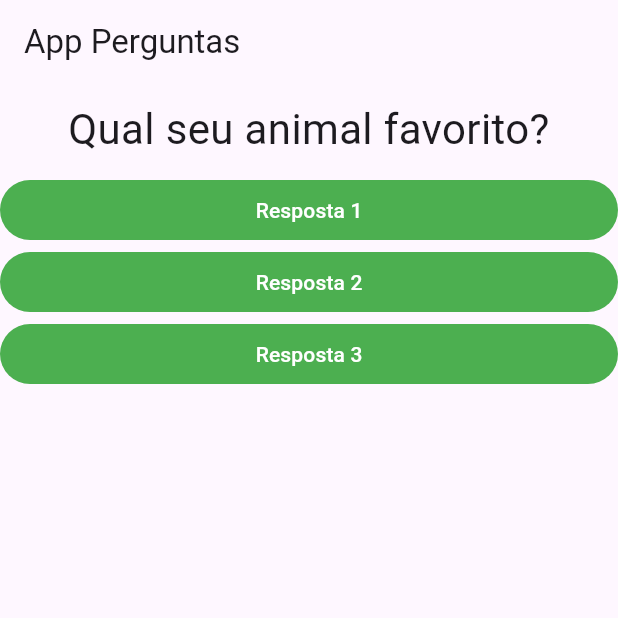
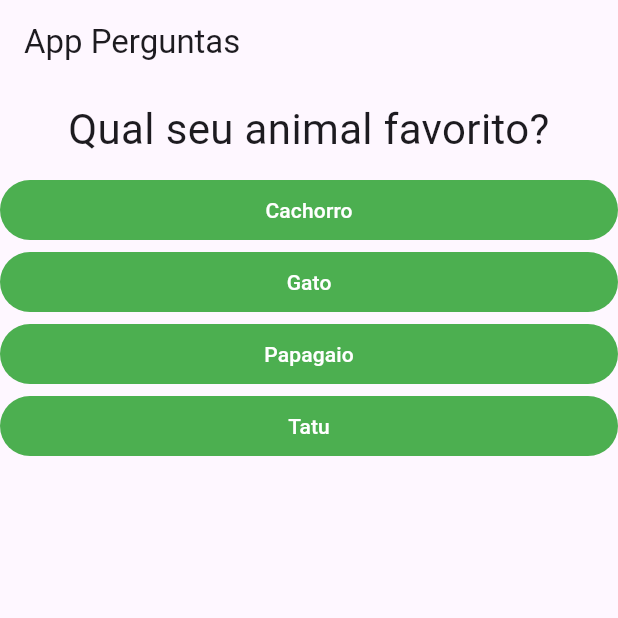
Before and after one commit to RhuanLino/projeto_perguntas, a Flutter app: the screen it shows after launch, on a phone screen of 412 x 824 dp, the top half of it. Run offline on Flutter 3.47's test engine with Material 3 defaults, Android fonts, the phone set to English and light mode, and no system bars.

```diff
--- a/lib/main.dart
+++ b/lib/main.dart
@@ -5,21 +5,6 @@ import './resposta.dart';
 main () => runApp(PerguntaApp());
 
 class _PerguntaAppState extends State<PerguntaApp> {
-
-  final perguntas = [
-    {
-      'texto': 'Qual seu animal favorito?',
-      'resposta': ['Cachorro', 'Gato', 'Papagaio', 'Tatu']
-    },
-    {
-      'texto': 'Qual sua cor favorita?',
-      'resposta': ['Vermelho', 'Azul', 'Branco', 'Preto']
-    },
-    {
-      'texto': 'Qual sua comida favorita?',
-      'resposta': ['Macarrão', 'Hambúrguer', 'Pizza', 'Sushi']
-    }
-  ];
 
   var _perguntaSelecionada = 0;
 
@@ -33,6 +18,27 @@ class _PerguntaAppState extends State<PerguntaApp> {
   @override
   Widget build (BuildContext context) {
 
+    final perguntas = [
+      {
+        'texto': 'Qual seu animal favorito?',
+        'resposta': ['Cachorro', 'Gato', 'Papagaio', 'Tatu']
+      },
+      {
+        'texto': 'Qual sua cor favorita?',
+        'resposta': ['Vermelho', 'Azul', 'Branco', 'Preto']
+      },
+      {
+        'texto': 'Qual sua comida favorita?',
+        'resposta': ['Macarrão', 'Hambúrguer', 'Pizza', 'Sushi']
+      },
+    ];
+
+    List<Widget> respostas = [];
+
+    for(String testoResp in perguntas[_perguntaSelecionada].cast() ['resposta']) {
+      respostas.add(Resposta(testoResp, _responder));
+    }
+
     return MaterialApp(
       home: Scaffold(
         appBar: AppBar(
@@ -41,9 +47,7 @@ class _PerguntaAppState extends State<PerguntaApp> {
         body: Column(
           children: <Widget>[
             Questao(perguntas[_perguntaSelecionada] ['texto'].toString()),
-            Resposta('Resposta 1', _responder),
-            Resposta('Resposta 2', _responder),
-            Resposta('Resposta 3', _responder)
+            ...respostas
           ],
         ),
       ),
```
